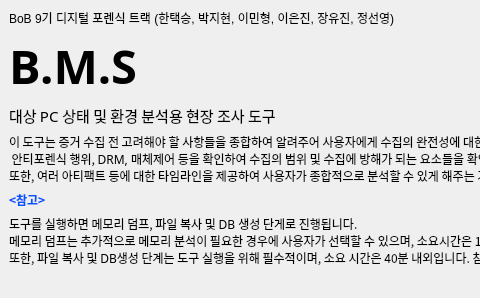
dotaky99/BMS, file Initial Window.ui: the form before one commit; both pictures show x 0 to 480 and y 0 to 298 of the 688 by 298 pixel window.
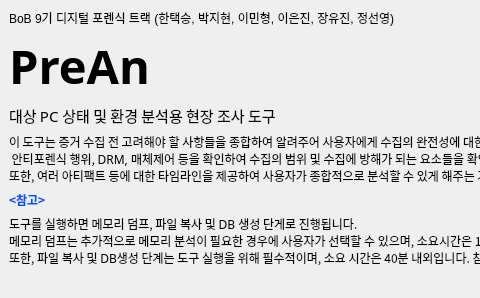
The form after the commit.

Patch:
```diff
--- a/Initial Window.ui
+++ b/Initial Window.ui
@@ -95,7 +95,7 @@
        </font>
       </property>
       <property name="text">
-       <string>B.M.S</string>
+       <string>PreAn</string>
       </property>
      </widget>
     </item>
```
